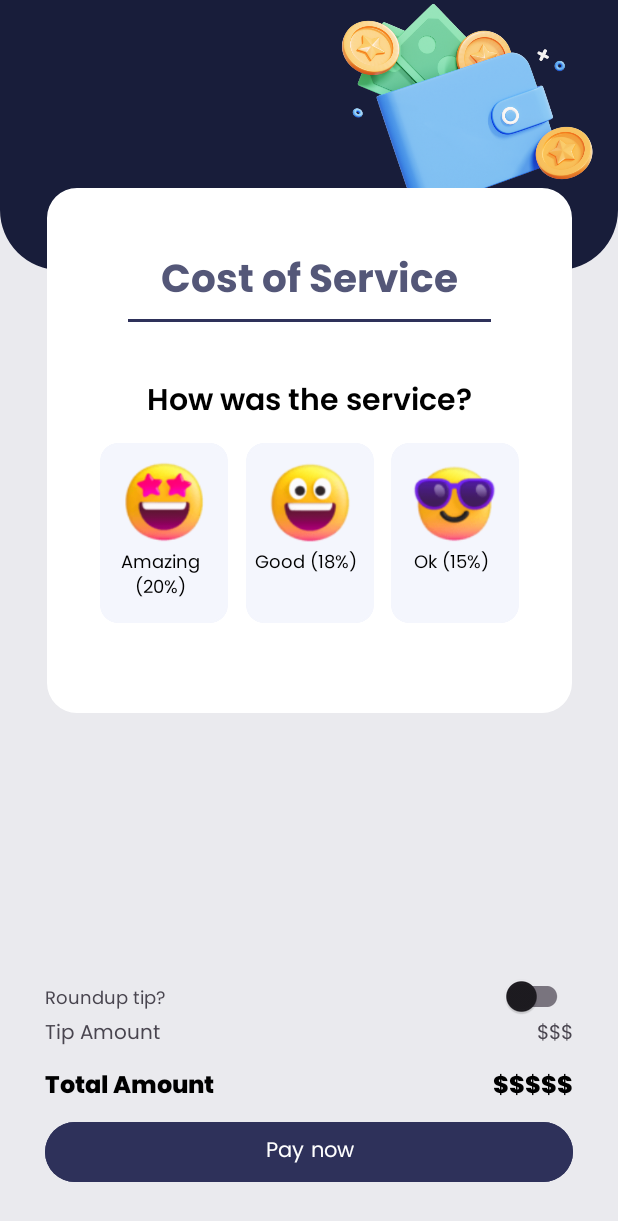
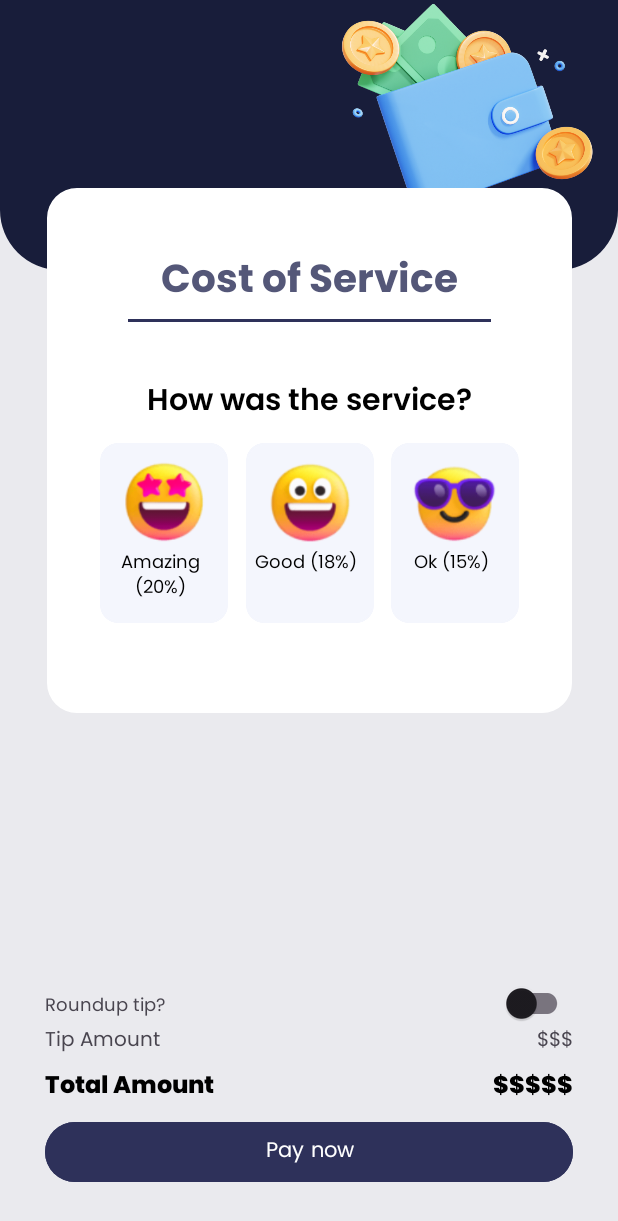
Before and after one commit to arrister1/24001121-synrgy7-nur-costofservice-ch2, an Android app: the screen it shows after launch (MainActivity), on a phone screen of 412 x 824 dp. Shown: the top 1221 px of the screen. Run offline under Robolectric (Android 15) with nearby library versions, the phone set to English and light mode, and no system bars.

Commit message:
fix layout

```diff
--- a/app/build.gradle
+++ b/app/build.gradle
@@ -15,6 +15,10 @@ android {
         versionName "1.0"
 
         testInstrumentationRunner "androidx.test.runner.AndroidJUnitRunner"
+    }
+
+    buildFeatures {
+        viewBinding = true
     }
 
     buildTypes {
--- /dev/null
+++ b/app/src/main/res/drawable/calculate_2_svgrepo_com.xml
@@ -0,0 +1,5 @@
+<vector xmlns:android="http://schemas.android.com/apk/res/android" android:height="800dp" android:viewportHeight="24" android:viewportWidth="24" android:width="800dp">
+
+    <path android:fillColor="#00000000" android:pathData="M6,16H10M8,18V14M14.5,6.5L17.5,9.5M14.5,9.5L17.5,6.5M6,8H10M14,15H18M14,18H18" android:strokeColor="#000000" android:strokeLineCap="round" android:strokeLineJoin="round" android:strokeWidth="2"/>
+
+</vector>
--- a/app/src/main/res/layout/activity_main.xml
+++ b/app/src/main/res/layout/activity_main.xml
@@ -47,10 +47,10 @@
         android:backgroundTint="@color/navy2"
         android:fontFamily="@font/poppins_bold"
         android:hint="@string/hint_cost_of_service"
+        android:inputType="number"
+        android:textAlignment="center"
+        android:textColor="@color/navy3"
         android:textColorHint="@color/navy4"
-        android:inputType="number"
-        android:textColor="@color/navy3"
-        android:textAlignment="center"
         android:textSize="26sp"
         app:layout_constraintEnd_toEndOf="@id/cv_main_layout"
         app:layout_constraintStart_toStartOf="@id/cv_main_layout"
@@ -76,13 +76,16 @@
         android:layout_height="120dp"
         android:layout_marginStart="35dp"
         android:layout_marginTop="10dp"
+        android:backgroundTint="@color/light_blue3"
         android:orientation="vertical"
-        android:backgroundTint="@color/light_blue3"
+        app:layout_constraintEnd_toStartOf="@id/cv_cost2"
+        app:layout_constraintHorizontal_chainStyle="spread_inside"
+        app:layout_constraintStart_toStartOf="@id/cv_main_layout"
+        app:layout_constraintTop_toBottomOf="@id/tv_cost"
         app:strokeColor="@color/light_blue3"
-        app:layout_constraintStart_toStartOf="@id/cv_main_layout"
-        app:layout_constraintEnd_toStartOf="@id/cv_cost2"
-        app:layout_constraintTop_toBottomOf="@id/tv_cost"
-        app:layout_constraintHorizontal_chainStyle="spread_inside">
+        android:clickable="true"
+        android:foreground="?attr/selectableItemBackground"
+        >
 
         <ImageView
             android:id="@+id/img_opt1"
@@ -90,18 +93,17 @@
             android:layout_height="60dp"
             android:layout_gravity="center_horizontal"
             android:layout_marginTop="10dp"
-        android:src="@drawable/emoji_amazing"
-        />
+            android:src="@drawable/emoji_amazing" />
 
         <TextView
             android:id="@+id/tv_opt1"
             android:layout_width="80dp"
             android:layout_height="wrap_content"
+            android:layout_marginTop="70dp"
             android:text="@string/amazing_20"
-        android:layout_marginTop="70dp"
             android:textAlignment="center"
-        android:textSize="12sp"
-        android:textColor="@color/black" />
+            android:textColor="@color/black"
+            android:textSize="12sp" />
     </com.google.android.material.card.MaterialCardView>
 
     <com.google.android.material.card.MaterialCardView
@@ -110,65 +112,68 @@
         android:layout_height="120dp"
         android:layout_marginTop="10dp"
         android:backgroundTint="@color/light_blue3"
+        android:orientation="vertical"
+        app:layout_constraintEnd_toStartOf="@+id/cv_cost3"
+        app:layout_constraintHorizontal_chainStyle="spread_inside"
+        app:layout_constraintStart_toEndOf="@id/cv_cost1"
+        app:layout_constraintTop_toBottomOf="@id/tv_cost"
         app:strokeColor="@color/light_blue3"
-        android:orientation="vertical"
-        app:layout_constraintStart_toEndOf="@id/cv_cost1"
-        app:layout_constraintEnd_toStartOf="@+id/cv_cost3"
-        app:layout_constraintTop_toBottomOf="@id/tv_cost"
-        app:layout_constraintHorizontal_chainStyle="spread_inside">
+        android:clickable="true"
+        android:foreground="?attr/selectableItemBackground"
+        >
 
         <ImageView
             android:id="@+id/img_opt2"
             android:layout_width="60dp"
             android:layout_height="60dp"
+            android:layout_gravity="center_horizontal"
             android:layout_marginTop="10dp"
-            android:layout_gravity="center_horizontal"
-            android:src="@drawable/emoji_good"
-            />
+            android:src="@drawable/emoji_good" />
 
         <TextView
             android:id="@+id/tv_opt2"
             android:layout_width="80dp"
             android:layout_height="wrap_content"
+            android:layout_marginTop="70dp"
             android:text="@string/good_18"
-            android:layout_marginTop="70dp"
             android:textAlignment="center"
-            android:textSize="12sp"
-            android:textColor="@color/black" />
+            android:textColor="@color/black"
+            android:textSize="12sp" />
     </com.google.android.material.card.MaterialCardView>
 
     <com.google.android.material.card.MaterialCardView
         android:id="@+id/cv_cost3"
         android:layout_width="85dp"
         android:layout_height="120dp"
+        android:layout_marginTop="10dp"
         android:layout_marginEnd="35dp"
-        android:layout_marginTop="10dp"
+        android:backgroundTint="@color/light_blue3"
         android:orientation="vertical"
-        android:backgroundTint="@color/light_blue3"
+        app:layout_constraintEnd_toEndOf="@id/cv_main_layout"
+        app:layout_constraintHorizontal_chainStyle="spread_inside"
+        app:layout_constraintStart_toEndOf="@id/cv_cost2"
+        app:layout_constraintTop_toBottomOf="@id/tv_cost"
         app:strokeColor="@color/light_blue3"
-        app:layout_constraintStart_toEndOf="@id/cv_cost2"
-        app:layout_constraintEnd_toEndOf="@id/cv_main_layout"
-        app:layout_constraintTop_toBottomOf="@id/tv_cost"
-        app:layout_constraintHorizontal_chainStyle="spread_inside">
+        android:clickable="true"
+        android:foreground="?attr/selectableItemBackground">
 
         <ImageView
             android:id="@+id/img_opt3"
             android:layout_width="60dp"
             android:layout_height="60dp"
+            android:layout_gravity="center_horizontal"
             android:layout_marginTop="10dp"
-            android:layout_gravity="center_horizontal"
-            android:src="@drawable/emoji_ok"
-            />
+            android:src="@drawable/emoji_ok" />
 
         <TextView
             android:id="@+id/tv_opt3"
             android:layout_width="80dp"
             android:layout_height="wrap_content"
+            android:layout_marginTop="70dp"
             android:text="@string/ok_15"
-            android:layout_marginTop="70dp"
             android:textAlignment="center"
-            android:textSize="12sp"
-            android:textColor="@color/black" />
+            android:textColor="@color/black"
+            android:textSize="12sp" />
     </com.google.android.material.card.MaterialCardView>
 
 
@@ -176,9 +181,9 @@
         android:id="@+id/tv_roundup"
         android:layout_width="wrap_content"
         android:layout_height="wrap_content"
+        android:layout_marginBottom="1dp"
         android:text="@string/roundup_tip"
         android:textSize="12sp"
-        android:layout_marginBottom="1dp"
         app:layout_constraintBottom_toTopOf="@id/tv_tip"
         app:layout_constraintEnd_toStartOf="@id/toggle_switch"
         app:layout_constraintHorizontal_chainStyle="spread_inside"
@@ -199,9 +204,9 @@
         android:id="@+id/tv_tip"
         android:layout_width="wrap_content"
         android:layout_height="wrap_content"
+        android:layout_marginBottom="5dp"
         android:text="@string/tip_amount"
         android:textSize="13sp"
-        android:layout_marginBottom="10dp"
         app:layout_constraintBottom_toTopOf="@id/tv_total"
         app:layout_constraintStart_toStartOf="@id/btn_pay" />
 
@@ -209,10 +214,10 @@
         android:id="@+id/tv_tip_amount"
         android:layout_width="wrap_content"
         android:layout_height="wrap_content"
+        android:layout_marginBottom="5dp"
         android:text="@string/total_tip_amount"
         android:textAlignment="textEnd"
         android:textSize="13sp"
-        android:layout_marginBottom="10dp"
 
         app:layout_constraintBottom_toTopOf="@id/tv_total"
         app:layout_constraintEnd_toEndOf="@id/btn_pay" />
@@ -221,31 +226,30 @@
         android:id="@+id/tv_total"
         android:layout_width="wrap_content"
         android:layout_height="wrap_content"
+        android:layout_marginBottom="5dp"
         android:fontFamily="@font/poppins_extrabold"
         android:text="@string/total_amount"
         android:textColor="@color/black"
         android:textSize="16sp"
-        android:layout_marginBottom="5dp"
         app:layout_constraintBottom_toTopOf="@id/btn_pay"
-        app:layout_constraintStart_toStartOf="@id/btn_pay"
         app:layout_constraintEnd_toStartOf="@id/tv_total_amount"
-        app:layout_constraintHorizontal_chainStyle="spread_inside"/>
+        app:layout_constraintHorizontal_chainStyle="spread_inside"
+        app:layout_constraintStart_toStartOf="@id/btn_pay" />
 
     <TextView
         android:id="@+id/tv_total_amount"
         android:layout_width="wrap_content"
         android:layout_height="wrap_content"
         android:layout_marginBottom="5dp"
-
         android:fontFamily="@font/poppins_extrabold"
         android:text="@string/total_pay_amount"
         android:textAlignment="textEnd"
         android:textColor="@color/black"
         android:textSize="16sp"
         app:layout_constraintBottom_toTopOf="@id/btn_pay"
-        app:layout_constraintStart_toEndOf="@id/tv_total"
+        app:layout_constraintEnd_toEndOf="@id/btn_pay"
         app:layout_constraintHorizontal_chainStyle="spread_inside"
-        app:layout_constraintEnd_toEndOf="@id/btn_pay" />
+        app:layout_constraintStart_toEndOf="@id/tv_total" />
 
     <Button
         android:id="@+id/btn_pay"
--- a/app/src/main/res/values/colors.xml
+++ b/app/src/main/res/values/colors.xml
@@ -13,10 +13,7 @@
     <color name="navy2">#2e315a</color>
     <color name="navy3">#42456a</color>
     <color name="navy4">#545778</color>
-    <color name="navy4">#575a7b</color>
-    <color name="red">#FDEAEC</color>
-    <color name="yellow">#FEFFE5</color>
-    <color name="green">#E5F8E5</color>
+    <color name="navy5">#575a7b</color>
     <color name="light_blue">#ebf0fd</color>
     <color name="light_blue2">#eff3fd</color>
     <color name="light_blue3">#f4f6fd</color>
```
Also changed, not shown: app/src/main/java/com/example/calculatorapp/MainActivity.kt (+27 -0 lines), app/src/main/res/layout/card_service.xml (deleted, +0 -15 lines), app/src/main/res/drawable/coin_bg.png (deleted), 1 other file. Lines whose indentation alone changed are shown as unchanged.
